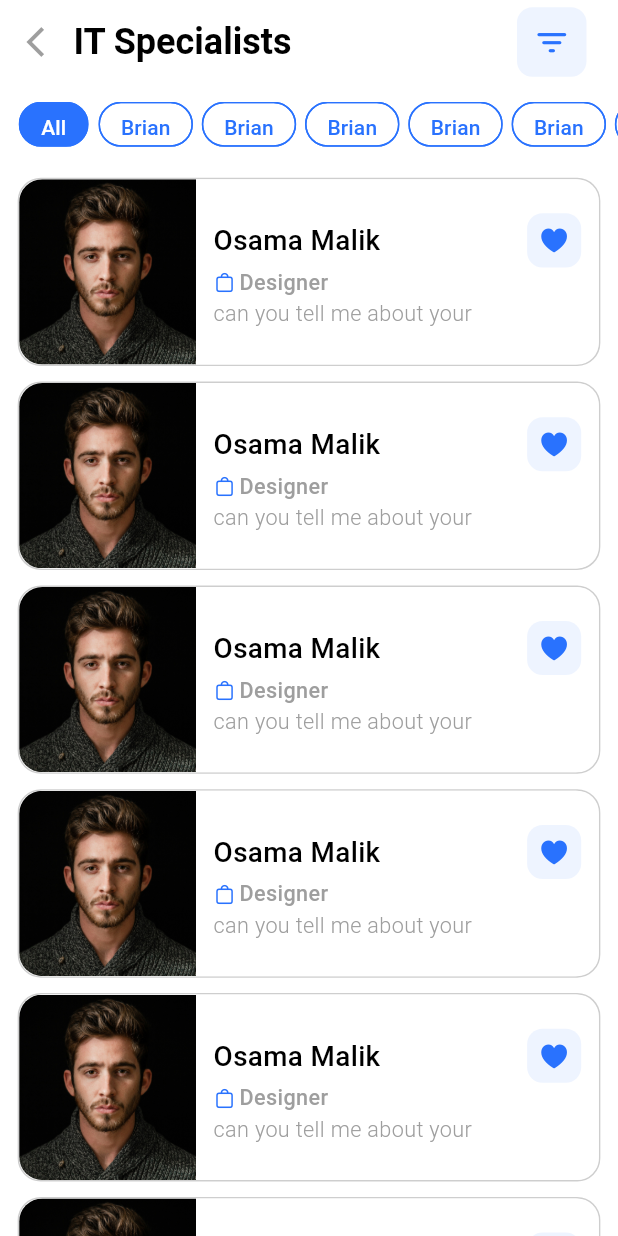
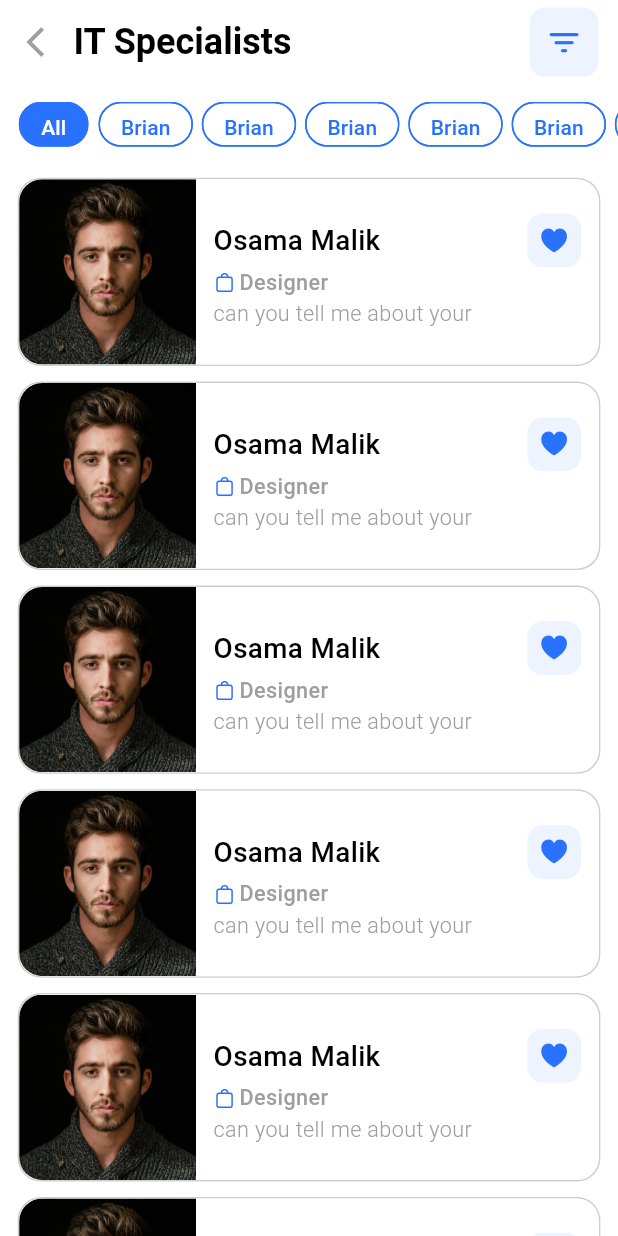
Before and after one commit to osamaaabdalmalik/Consultations-App, a Flutter app: the screen it shows after launch, after a tap on "Medicine", on a phone screen of 412 x 824 dp. Run offline on Flutter 3.47's test engine with Material 3 defaults, Android fonts, the phone set to English and light mode, and no system bars; our stand-ins replace bloc, bottom_navy_bar, dartz, flutter_easyloading, flutter_inset_box_shadow, flutter_screenutil and 7 more.

Commit message:
Enable splash effect in all buttons

```diff
--- a/lib/features/main/presentation/widgets/category_experts_appbar.dart
+++ b/lib/features/main/presentation/widgets/category_experts_appbar.dart
@@ -40,12 +40,13 @@ class _CategoryExpertsAppbarState extends State<CategoryExpertsAppbar> {
           ),
         ],
       ),
-      actions: const [
+      actions: [
         Padding(
-          padding: EdgeInsets.symmetric(horizontal: 20),
+          padding: EdgeInsets.symmetric(horizontal: 10.w),
           child: CustomIconButton(
             icon: Icons.filter_list_rounded,
             iconColor: AppColors.primary,
+            onPressed: () {},
           ),
         ),
       ],
--- a/lib/features/main/presentation/widgets/custom_icon_button.dart
+++ b/lib/features/main/presentation/widgets/custom_icon_button.dart
@@ -24,21 +24,26 @@ class CustomIconButton extends StatelessWidget {
 
   @override
   Widget build(BuildContext context) {
-    return Container(
+    return Material(
+      color: AppColors.transparent,
+      borderRadius: BorderRadius.circular(radius.r),
+      clipBehavior: Clip.antiAliasWithSaveLayer,
+      child: InkWell(
+        onTap: onPressed,
+        child: Container(
           width: size.h,
           height: size.h,
           decoration: BoxDecoration(
             color: backgroundColor ?? iconColor.withOpacity(0.08),
             borderRadius: BorderRadius.circular(radius.r),
           ),
-      child: IconButton(
-        onPressed: onPressed,
-        icon: Icon(
+          child: Icon(
             icon,
             color: iconColor,
             size: iconSize?.h,
           ),
         ),
+      ),
     );
   }
 }
--- a/lib/features/main/presentation/widgets/expert_full_info_card.dart
+++ b/lib/features/main/presentation/widgets/expert_full_info_card.dart
@@ -52,11 +52,13 @@ class ExpertFullInfoCard extends StatelessWidget {
                               fontSize: 18.sp,
                             ),
                           ),
-                          const CustomIconButton(
+                          CustomIconButton(
                             icon: cupertino.CupertinoIcons.heart_fill,
                             iconColor: AppColors.primary,
                             iconSize: 20,
                             size: 35,
+                            radius: 10,
+                            onPressed: () {},
                           ),
                         ],
                       ),
--- a/lib/features/main/presentation/widgets/home_appbar.dart
+++ b/lib/features/main/presentation/widgets/home_appbar.dart
@@ -11,10 +11,10 @@ class HomeAppbar extends StatelessWidget {
   @override
   Widget build(BuildContext context) {
     return CustomSliverAppbar(
-      leading: const Row(
+      leading: Row(
         children: [
           Padding(
-            padding: EdgeInsets.symmetric(horizontal: 8.0),
+            padding: EdgeInsets.symmetric(horizontal: 8.0.w),
             child: CustomIconButton(
               icon: cupertino.CupertinoIcons.paintbrush_fill,
               iconColor: AppColors.white,
@@ -22,9 +22,10 @@ class HomeAppbar extends StatelessWidget {
               size: 40,
               iconSize: 20,
               radius: 15,
+              onPressed: () {},
             ),
           ),
-          Text(
+          const Text(
             'Copilot',
             style: TextStyle(
               fontSize: 24,
@@ -34,18 +35,20 @@ class HomeAppbar extends StatelessWidget {
           ),
         ],
       ),
-      actions: const [
+      actions: [
         CustomIconButton(
           icon: cupertino.CupertinoIcons.bell_fill,
           iconColor: AppColors.primary,
           iconSize: 20,
+          onPressed: () {},
         ),
         Padding(
-          padding: EdgeInsets.symmetric(horizontal: 20),
+          padding: EdgeInsets.symmetric(horizontal: 10.w),
           child: CustomIconButton(
             icon: cupertino.CupertinoIcons.heart_fill,
             iconColor: AppColors.primary,
             iconSize: 20,
+            onPressed: () {},
           ),
         ),
       ],
@@ -61,6 +64,7 @@ class HomeAppbar extends StatelessWidget {
           decoration: InputDecoration(
             hintText: 'Search',
             suffixIcon: InkWell(
+              borderRadius: BorderRadius.circular(15.r),
               onTap: () {},
               child: const Icon(
                 Icons.search,
@@ -71,7 +75,7 @@ class HomeAppbar extends StatelessWidget {
             filled: true,
             contentPadding: EdgeInsets.symmetric(horizontal: 10.w),
             border: OutlineInputBorder(
-              borderRadius: BorderRadius.circular(15),
+              borderRadius: BorderRadius.circular(15.r),
               borderSide: BorderSide.none,
             ),
           ),
```
Lines whose indentation alone changed are shown as unchanged.
